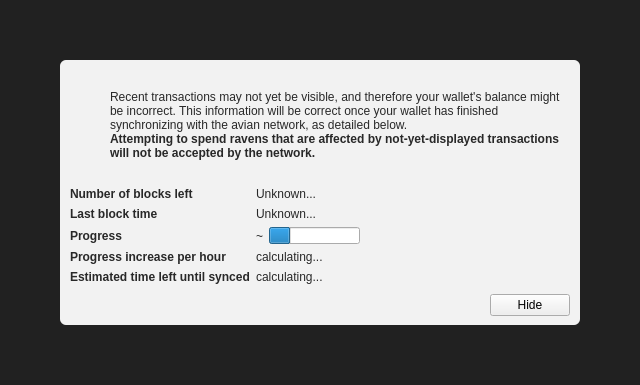
First picture: the form in src/qt/forms/modaloverlay.ui, repository AvianNetwork/Avian, before the edit.
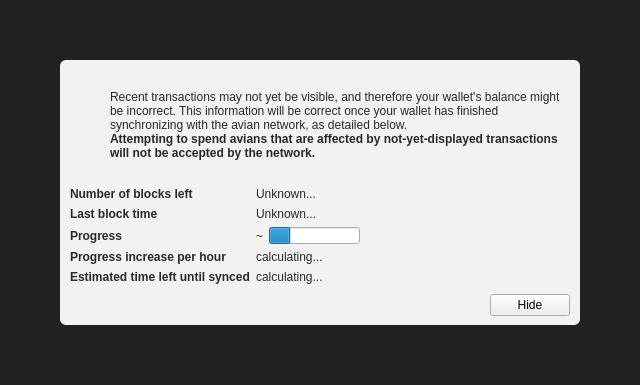
Second picture: the form after the edit. Icons and pictures are not drawn. Custom widgets are drawn as their Qt base class.

Commit message: Fix avian text

```diff
--- a/src/qt/forms/modaloverlay.ui
+++ b/src/qt/forms/modaloverlay.ui
@@ -149,7 +149,7 @@
                 </font>
                </property>
                <property name="text">
-                <string>Attempting to spend ravens that are affected by not-yet-displayed transactions will not be accepted by the network.</string>
+                <string>Attempting to spend avians that are affected by not-yet-displayed transactions will not be accepted by the network.</string>
                </property>
                <property name="textFormat">
                 <enum>Qt::RichText</enum>
```
The commit also changes 1 other file.
